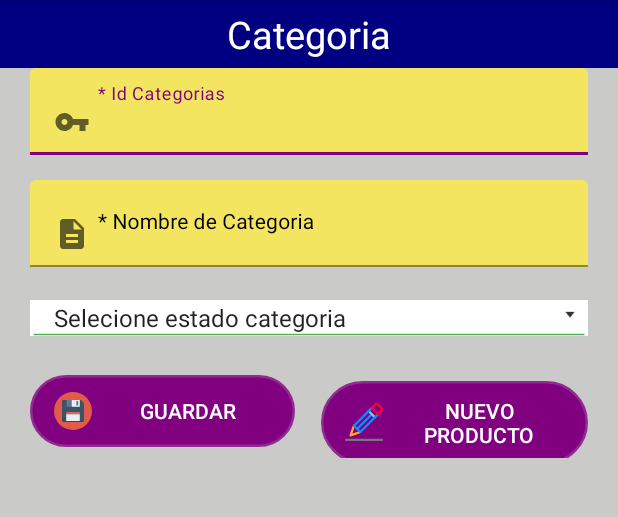
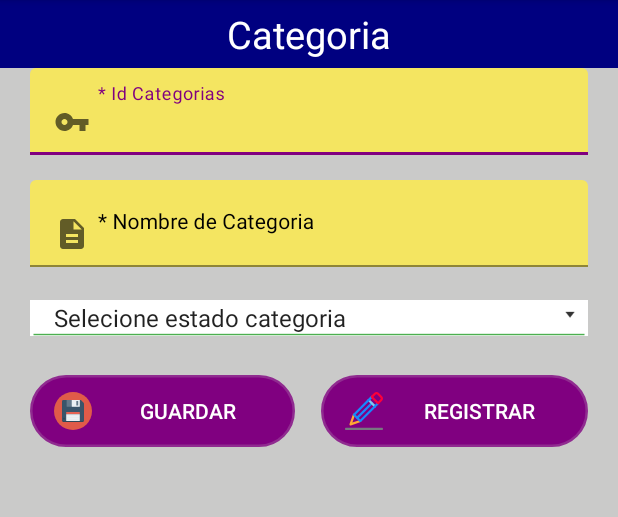
Before and after one commit to willianH4/Proyecto_Final_DAUTE, an Android app: the fragment Categoria shown on its own in the app's theme, on a phone screen of 412 x 824 dp, the part 84-601 px from its top. Run offline under Robolectric (Android 15) with nearby library versions, the phone set to English and light mode, and no system bars.

Commit message:
Arreglando un pequeño bug en un boton

```diff
--- a/app/src/main/res/layout/fragment_categoria.xml
+++ b/app/src/main/res/layout/fragment_categoria.xml
@@ -122,7 +122,8 @@
             android:layout_width="0dp"
             android:layout_height="wrap_content"
             android:layout_weight="1"
-            android:text="Nuevo Producto"
+            android:gravity="center"
+            android:text="Registrar"
             android:drawableLeft="@drawable/ic_editar"
             android:textColor="@color/white"
             android:background="@drawable/estiloboton2"
--- a/app/src/main/res/layout/fragment_producto.xml
+++ b/app/src/main/res/layout/fragment_producto.xml
@@ -247,11 +247,13 @@
                     android:layout_width="0dp"
                     android:layout_height="wrap_content"
                     android:layout_weight="1"
-                    android:text="Nuevo Producto"
+                    android:gravity="center"
+                    android:text="Registrar"
                     android:drawableLeft="@drawable/ic_editar"
                     android:textColor="@color/white"
                     android:background="@drawable/estiloboton2"
                     />
+
             </LinearLayout>
 
             <LinearLayout
--- a/app/src/main/res/layout/fragment_usuario.xml
+++ b/app/src/main/res/layout/fragment_usuario.xml
@@ -277,7 +277,7 @@
                     android:layout_width="0dp"
                     android:layout_height="wrap_content"
                     android:layout_weight="1"
-                    android:text="Nuevo Producto"
+                    android:text="Registrar"
                     android:drawableLeft="@drawable/ic_editar"
                     android:textColor="@color/white"
                     android:background="@drawable/estiloboton2"
```
